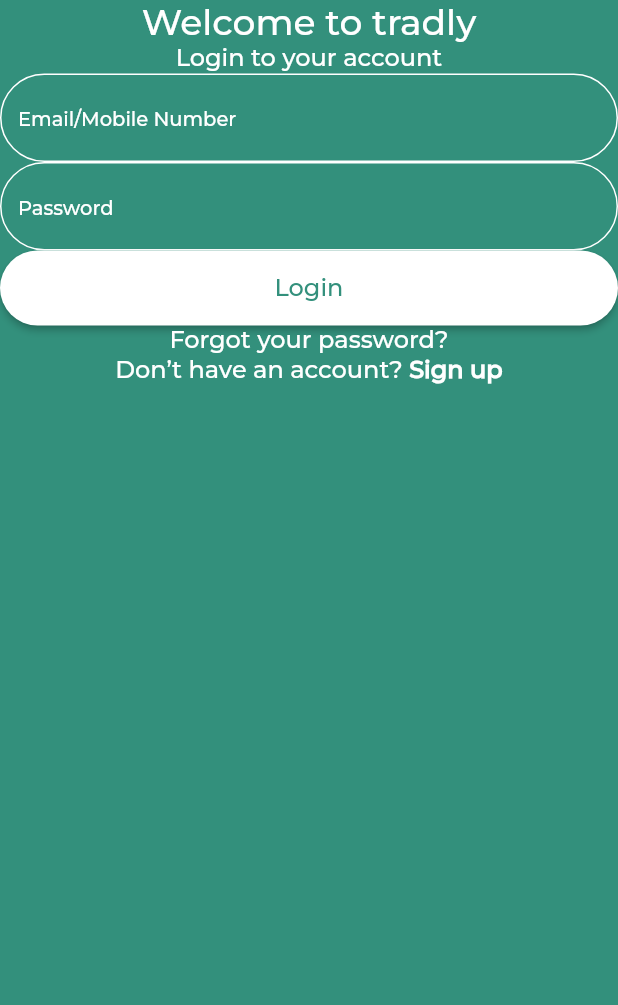
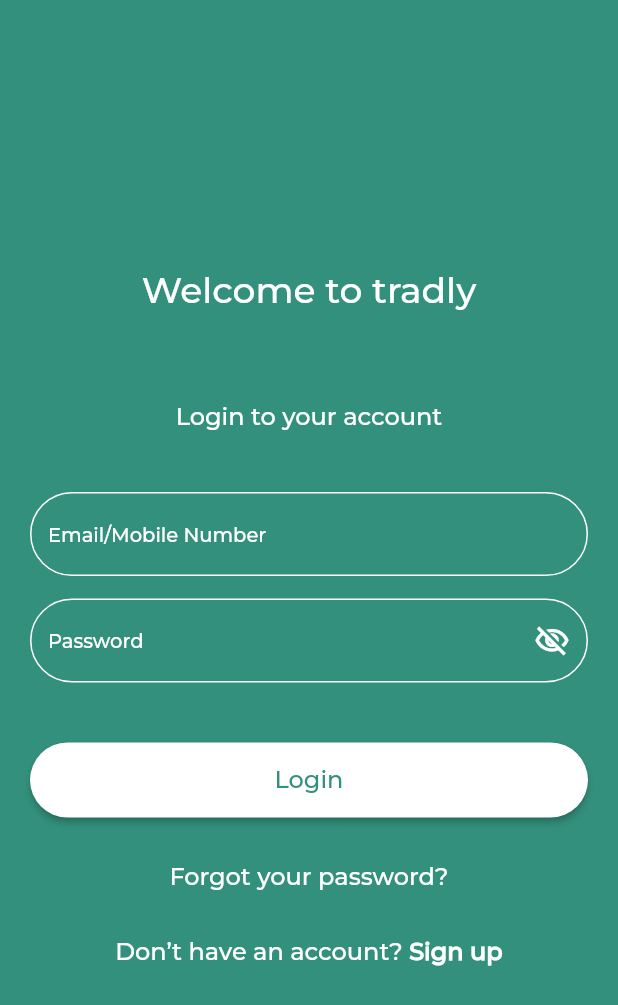
Before and after one commit to linhxeom1996/My_UI, a Flutter app: the screen it shows after launch, on a phone screen of 412 x 824 dp. Shown: the top 1005 px of the screen. Run offline on Flutter 3.47's test engine with Material 2 defaults, Android fonts, the phone set to English and light mode, and no system bars; our stand-ins replace easy_localization.

Commit message:
login ui

```diff
--- a/market_place/lib/screen/login/login_page.dart
+++ b/market_place/lib/screen/login/login_page.dart
@@ -11,35 +11,50 @@
   @override
   Widget build(BuildContext context) {
     return Scaffold(
+      resizeToAvoidBottomInset: false,
       backgroundColor: ColorBase.mainGreenColor,
-      body: Column(
+      body: Padding(
+        padding: const EdgeInsets.symmetric(horizontal: 20),
+        child: Column(
+          mainAxisAlignment: MainAxisAlignment.center,
           children: <Widget>[
             Text(
               "welcome to".tr(),
               style: TextStyleBase.montserratStyle(
                   color: ColorBase.whiteColor, size: 24),
             ),
-          Text(
+            Padding(
+              padding: const EdgeInsets.only(top: 60, bottom: 40),
+              child: Text(
                 "login to".tr(),
                 style: TextStyleBase.montserratStyle(
                     color: ColorBase.whiteColor, size: 16),
               ),
+            ),
             TextFormFieldBase(
               hintText: "email_mobile".tr(),
             ),
-          TextFormFieldBase(
+            Padding(
+              padding: const EdgeInsets.only(top: 15, bottom: 40),
+              child: TextFormFieldBase(
                 hintText: "password".tr(),
+                obscureText: true,
+                suffixIcon: Icons.visibility_off_outlined,
+              ),
             ),
             ElevatorButtonBase(
               onPressed: () {},
               text: "login".tr(),
             ),
-          GestureDetector(
+            Padding(
+              padding: const EdgeInsets.symmetric(vertical: 30),
+              child: GestureDetector(
                 onTap: () {},
                 child: Text(
                   "forgot pass".tr(),
                   style: TextStyleBase.montserratStyle(
                       color: ColorBase.whiteColor, size: 16),
+                ),
               ),
             ),
             GestureDetector(
@@ -65,6 +80,7 @@
             )
           ],
         ),
+      ),
     );
   }
 }
--- a/market_place/lib/screen/widgets/text_field_base.dart
+++ b/market_place/lib/screen/widgets/text_field_base.dart
@@ -4,7 +4,14 @@
 
 class TextFormFieldBase extends StatelessWidget {
   final String hintText;
-  const TextFormFieldBase({Key? key, required this.hintText}) : super(key: key);
+  final bool obscureText;
+  final IconData? suffixIcon;
+  const TextFormFieldBase(
+      {Key? key,
+      required this.hintText,
+      this.obscureText = false,
+      this.suffixIcon})
+      : super(key: key);
 
   @override
   Widget build(BuildContext context) {
@@ -20,7 +27,21 @@
             ),
             borderRadius: BorderRadius.circular(30),
           ),
+          focusedBorder: OutlineInputBorder(
+            borderSide: const BorderSide(
+              width: 1,
+              color: ColorBase.whiteColor,
             ),
+            borderRadius: BorderRadius.circular(30),
+          ),
+          suffixIcon: Icon(
+            suffixIcon,
+            color: ColorBase.whiteColor,
+          )),
+      style:
+          TextStyleBase.montserratStyle(color: ColorBase.whiteColor, size: 13),
+      cursorColor: ColorBase.whiteColor,
+      obscureText: obscureText,
     );
   }
 }
```
Lines whose indentation alone changed are shown as unchanged.
